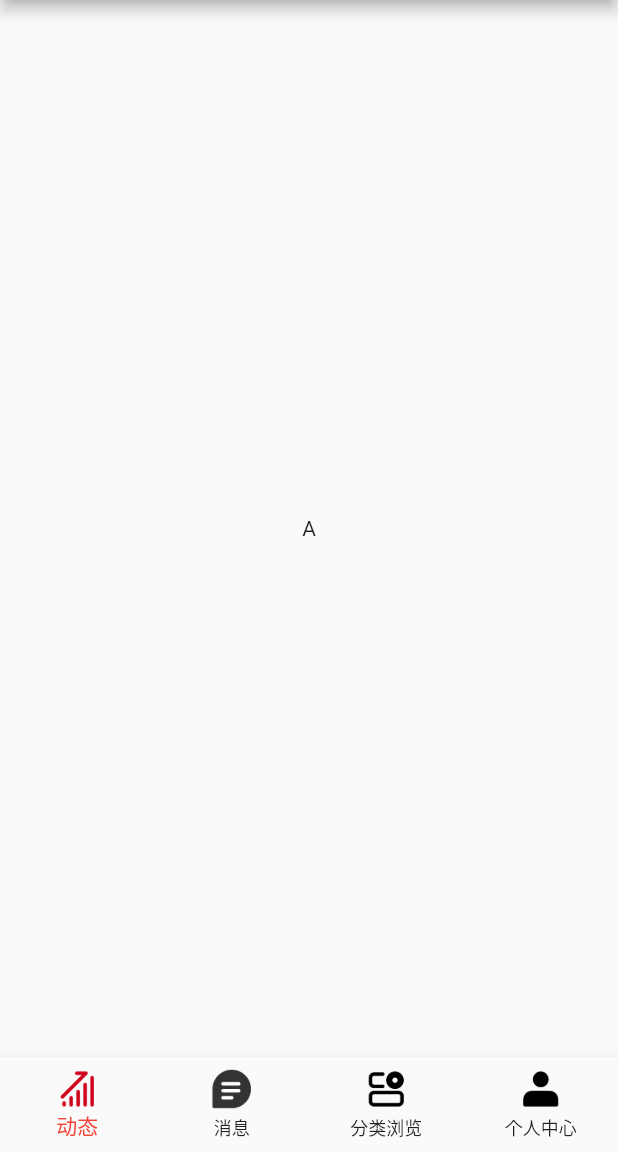
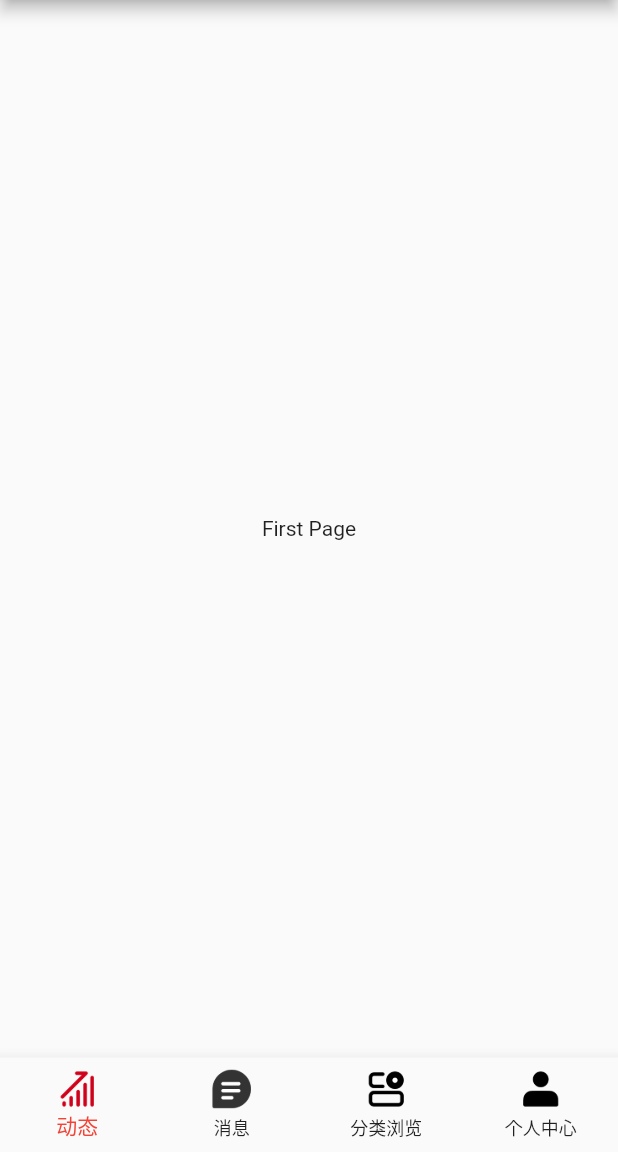
Before and after one commit to meablelee2013/flutterDemo, a Flutter app: the screen it shows after launch, on a phone screen of 412 x 824 dp, the part 84-1236 px from its top. Run offline on Flutter 3.47's test engine with Material 2 defaults, Android fonts, the phone set to English and light mode, and no system bars.

```diff
--- a/lib/category.dart
+++ b/lib/category.dart
@@ -5,7 +5,7 @@ class CategoryPage extends StatelessWidget {
   Widget build(BuildContext context) {
     return Scaffold(
       body: Center(
-        child: Text('E'),
+        child: Text('Third Page'),
       )
     );
   }
--- a/lib/dynamic.dart
+++ b/lib/dynamic.dart
@@ -5,7 +5,7 @@ class DynamicPage extends StatelessWidget {
   Widget build(BuildContext context) {
     return Scaffold(
       body: Center(
-        child: Text('A'),
+        child: Text('First Page'),
       )
     );
   }
--- a/lib/main.dart
+++ b/lib/main.dart
@@ -38,6 +38,7 @@ class AppHomePage extends StatefulWidget {
 
 class _AppHomePageState extends State<AppHomePage> {
   int _index = 0;
+  var _pageController = new PageController(initialPage: 0);
 
   List<Widget> _homeWidgets = [
     DynamicPage(),
@@ -52,15 +53,25 @@ class _AppHomePageState extends State<AppHomePage> {
     });
   }
 
+  void _pageChange(int index) {
+    setState(() {
+      _index = index;
+    });
+  }
+
   Widget build(BuildContext context) {
     // TODO: implement build
     return Scaffold(
       appBar: AppBar(
         title: Text("ALEX"),
       ),
-      body: IndexedStack(
-        index: _index,
-        children: _homeWidgets,
+      body: new PageView.builder(
+        onPageChanged: _pageChange,
+        controller: _pageController,
+        itemCount: _homeWidgets.length,
+        itemBuilder: (BuildContext context, int index) {
+          return _homeWidgets[_index];
+        },
       ),
       bottomNavigationBar: BottomNavigationBar(
         type: BottomNavigationBarType.fixed,
@@ -69,10 +80,14 @@ class _AppHomePageState extends State<AppHomePage> {
         selectedItemColor: Colors.red,
         unselectedItemColor: Colors.black87,
         items: [
-          _getBottomNavItem("动态", "images/dynamics_normal.png", "images/dynamics_pressed.png", 0),
-          _getBottomNavItem("消息", "images/message_normal.png", "images/message_pressed.png", 1),
-          _getBottomNavItem("分类浏览", "images/category_normal.png", "images/category_pressed.png", 2),
-          _getBottomNavItem("个人中心", "images/people_normal.png", "images/people_pressed.png", 3)
+          _getBottomNavItem("动态", "images/dynamics_normal.png",
+              "images/dynamics_pressed.png", 0),
+          _getBottomNavItem("消息", "images/message_normal.png",
+              "images/message_pressed.png", 1),
+          _getBottomNavItem("分类浏览", "images/category_normal.png",
+              "images/category_pressed.png", 2),
+          _getBottomNavItem("个人中心", "images/people_normal.png",
+              "images/people_pressed.png", 3)
         ],
       ),
     );
--- a/lib/message.dart
+++ b/lib/message.dart
@@ -5,7 +5,7 @@ class MessagePage extends StatelessWidget {
   Widget build(BuildContext context) {
     return Scaffold(
       body: Center(
-        child: Text('L'),
+        child: Text('Second Page'),
       )
     );
   }
--- a/lib/mine.dart
+++ b/lib/mine.dart
@@ -5,7 +5,7 @@ class MinePage extends StatelessWidget {
   Widget build(BuildContext context) {
     return Scaffold(
       body: Center(
-        child: Text('X'),
+        child: Text('Fourth Page'),
       )
     );
   }
```
